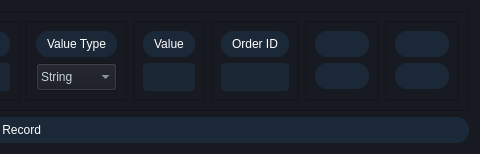
Old version of the form UI/base_qt_ui/database_record_create_ui.ui in the repository thatStrangeGuy/AutoDoc_Parser; both pictures show x 476 to 956 and y 0 to 154 of the 956 by 154 pixel window.
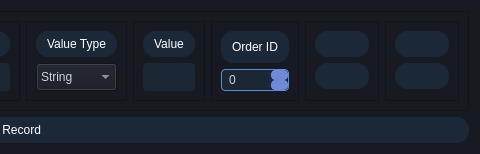
New version of the form. Icons and pictures are not drawn.

```diff
--- a/UI/base_qt_ui/database_record_create_ui.ui
+++ b/UI/base_qt_ui/database_record_create_ui.ui
@@ -169,6 +169,33 @@
 QDialogButtonBox QPushButton:pressed {
     background-color: #5865a6; /* Darker shade when pressed */
 }
+QSpinBox {
+    color: #c6d4df; /* Text color */
+    background-color: #1c2735; /* Background color */
+    border: 1px solid #5a90d8; /* Border color */
+    padding: 2px 5px;
+    border-radius: 4px;
+}
+QSpinBox::up-button, QSpinBox::down-button {
+    background-color: #7289da; /* Button background color */
+    border: 1px solid #7289da; /* Button border color */
+    border-radius: 4px;
+    width: 15px;
+}
+
+QSpinBox::up-button:hover, QSpinBox::down-button:hover {
+    background-color: #677bc4; /* Darker shade on hover */
+}
+
+QSpinBox::up-button:pressed, QSpinBox::down-button:pressed {
+    background-color: #5865a6; /* Darker shade when pressed */
+}
+
+QSpinBox::up-arrow, QSpinBox::down-arrow {
+    color: #c6d4df; /* Arrow color */
+    font-size: 10px; /* Arrow size */
+}
+
 </string>
   </property>
   <layout class="QVBoxLayout" name="verticalLayout">
@@ -627,14 +654,7 @@
           </widget>
          </item>
          <item>
-          <widget class="QLineEdit" name="databaseRecordOrderID_Line">
-           <property name="sizePolicy">
-            <sizepolicy hsizetype="Preferred" vsizetype="Preferred">
-             <horstretch>1</horstretch>
-             <verstretch>2</verstretch>
-            </sizepolicy>
-           </property>
-          </widget>
+          <widget class="QSpinBox" name="databaseRecordOrderID_spinBox"/>
          </item>
         </layout>
        </widget>
```
